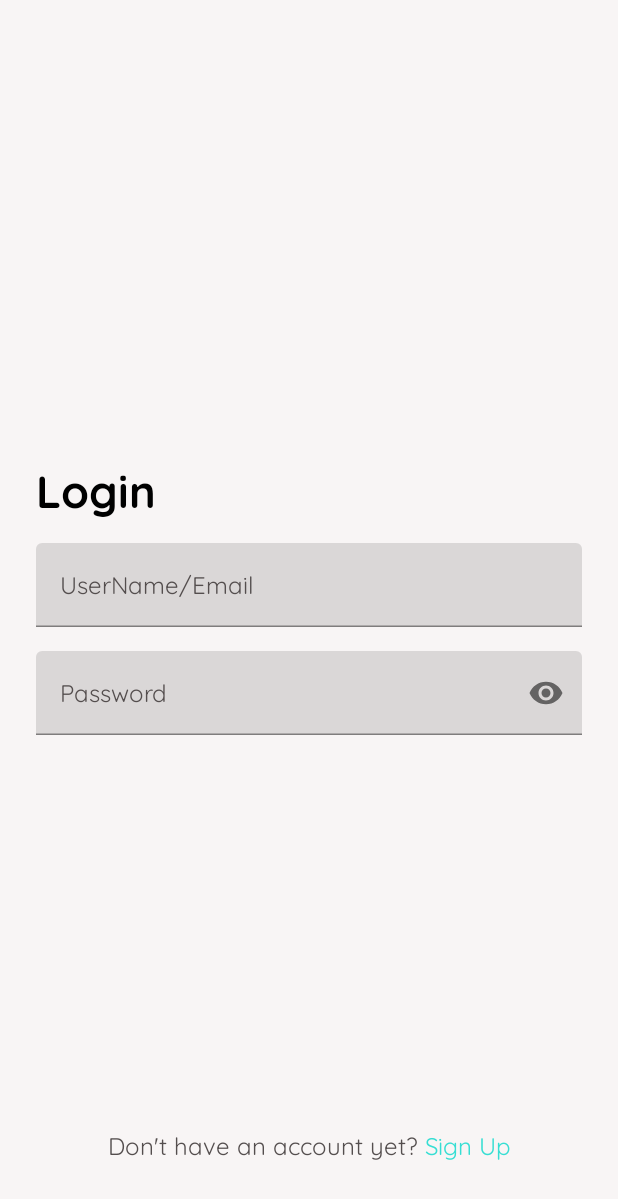
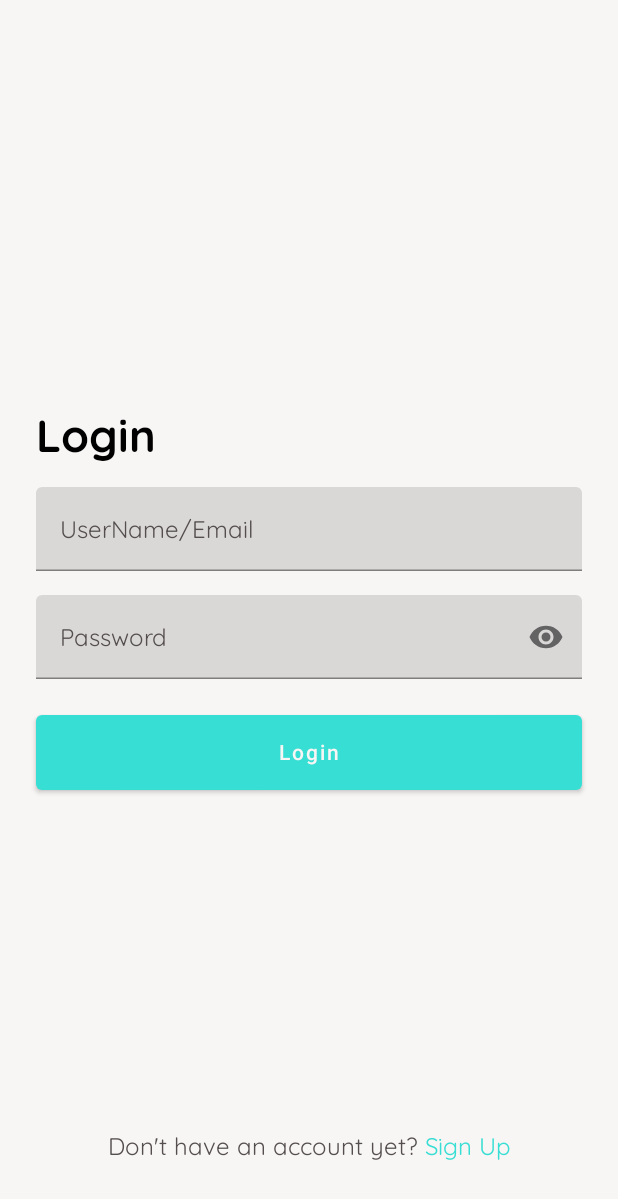
Before and after one commit to Abhijith-ug/SocialNetworkApp, an Android app built with Jetpack Compose: the screen it shows after launch (MainActivity), on a phone screen of 412 x 824 dp. Shown: the top 1199 px of the screen. Run offline under Robolectric (Android 15) with nearby library versions, the phone set to English and light mode, and no system bars; our stand-ins replace Dagger/Hilt's generated code.

Commit message:
Implemented Login Screen UI

```diff
--- a/app/src/main/java/com/abhijith/socialnetworkapp/presentation/components/StandardTextField.kt
+++ b/app/src/main/java/com/abhijith/socialnetworkapp/presentation/components/StandardTextField.kt
@@ -1,5 +1,6 @@
 package com.abhijith.socialnetworkapp.presentation.components
 
+import androidx.compose.foundation.layout.Column
 import androidx.compose.foundation.layout.fillMaxWidth
 import androidx.compose.foundation.text.KeyboardOptions
 import androidx.compose.material.*
@@ -17,32 +18,36 @@ import androidx.compose.ui.res.stringResource
 import androidx.compose.ui.text.input.KeyboardType
 import androidx.compose.ui.text.input.PasswordVisualTransformation
 import androidx.compose.ui.text.input.VisualTransformation
+import androidx.compose.ui.text.style.TextAlign
 
 @Composable
 fun StandardTextField(
+    modifier: Modifier =Modifier,
     text: String,
     hint: String,
+    maxLenth:Int = 40,
+    error: String = "",
+    keyboardType: KeyboardType = KeyboardType.Text,
+    showPasswordToggle:Boolean = false,
+    onPasswordToggleClick: (Boolean) -> Unit = {},
     onValueChange: (String) -> Unit,
-    isError: Boolean = false,
-    keyboardType: KeyboardType = KeyboardType.Text
-
     ) {
     var isPasswordToggleDisplayed by remember {
         mutableStateOf(keyboardType == KeyboardType.Password)
     }
-    var isPasswordVisible by remember {
-        mutableStateOf(false)
-    }
+    Column(modifier = Modifier.fillMaxWidth()) {
 
         TextField(
             value = text,
-        onValueChange = onValueChange,
+            onValueChange ={if(it.length<maxLenth){
+                onValueChange(it)
+            } } ,
             placeholder = {
                 Text(text = hint, style = MaterialTheme.typography.body1)
             },
-        isError = isError,
+            isError = error!="",
             keyboardOptions = KeyboardOptions(keyboardType = keyboardType),
-        visualTransformation = if (!isPasswordVisible&&isPasswordToggleDisplayed){
+            visualTransformation = if (!showPasswordToggle&&isPasswordToggleDisplayed){
                 PasswordVisualTransformation()
             }
             else{
@@ -52,13 +57,13 @@ fun StandardTextField(
             singleLine = true,
             trailingIcon = {
                 if (isPasswordToggleDisplayed) {
-                IconButton(onClick = { isPasswordVisible = !isPasswordVisible }) {
+                    IconButton(onClick = {onPasswordToggleClick(showPasswordToggle)}) {
                         Icon(
-                        imageVector = if (isPasswordVisible) {
+                            imageVector = if (showPasswordToggle) {
                                 Icons.Filled.VisibilityOff
                             } else {
                                 Icons.Filled.Visibility
-                        }, contentDescription = if (isPasswordVisible){
+                            }, contentDescription = if (showPasswordToggle){
                                 stringResource(id = R.string.password_visible_content_description)
                             }
                             else{
@@ -70,5 +75,16 @@ fun StandardTextField(
                 }
             }
         )
+        if (error.isNotEmpty()){
+            Text(text = error,
+            style = MaterialTheme.typography.body2
+            , color = MaterialTheme.colors.error,
+            textAlign = TextAlign.Center,
+            modifier = Modifier.fillMaxWidth())
+        }
 
     }
+
+
+
+}
--- a/app/src/main/java/com/abhijith/socialnetworkapp/presentation/login/LoginScreen.kt
+++ b/app/src/main/java/com/abhijith/socialnetworkapp/presentation/login/LoginScreen.kt
@@ -1,12 +1,12 @@
 package com.abhijith.socialnetworkapp.presentation.login
 
 import androidx.compose.foundation.layout.*
+import androidx.compose.material.Button
 import androidx.compose.material.MaterialTheme
 import androidx.compose.material.Text
 import androidx.compose.runtime.Composable
 import androidx.compose.ui.Alignment
 import androidx.compose.ui.Modifier
-import androidx.compose.ui.graphics.Color
 import androidx.compose.ui.res.stringResource
 import androidx.compose.ui.text.SpanStyle
 import androidx.compose.ui.text.buildAnnotatedString
@@ -19,7 +19,6 @@ import androidx.navigation.NavController
 import com.abhijith.socialnetworkapp.presentation.components.StandardTextField
 import com.abhijith.socialnetworkapp.presentation.ui.theme.SpaceLarge
 import com.abhijith.socialnetworkapp.presentation.ui.theme.SpaceMedium
-import com.abhijith.socialnetworkapp.presentation.ui.theme.SpaceSmall
 
 
 @Composable
@@ -27,10 +26,14 @@ fun LoginScreen(
     navController: NavController,
     viewModel: LoginViewModel = hiltViewModel()
 ) {
-    Box(modifier = Modifier
-        .fillMaxSize()
-        .padding(start = SpaceLarge, end = SpaceLarge,
-        top = SpaceLarge, bottom = 50.dp)) {
+    Box(
+        modifier = Modifier
+            .fillMaxSize()
+            .padding(
+                start = SpaceLarge, end = SpaceLarge,
+                top = SpaceLarge, bottom = 50.dp
+            )
+    ) {
         Column(
             modifier = Modifier
                 .fillMaxSize()
@@ -48,16 +51,29 @@ fun LoginScreen(
                 hint = stringResource(id = R.string.usernamehint),
                 onValueChange = {
                     viewModel.setUserNameText(it)
-                })
+                }, error = viewModel.usernameError.value
+            )
             Spacer(modifier = Modifier.height(SpaceMedium))
             StandardTextField(
                 text = viewModel.passwordText.value,
                 hint = stringResource(id = R.string.passwordhint),
                 onValueChange = {
                     viewModel.setPasswordText(it)
-                }, keyboardType = KeyboardType.Password
+                }, keyboardType = KeyboardType.Password,
+                showPasswordToggle = viewModel.showPassword.value,
+                onPasswordToggleClick = {
+                    viewModel.setShowPassword(it)
+                }, error = viewModel.passwordError.value
             )
+            Spacer(modifier = Modifier.height(SpaceLarge))
+            Button(onClick = { }, modifier = Modifier
+                .align(Alignment.CenterHorizontally)
+                .fillMaxWidth().height(50.dp)
+            ) {
+                Text(text = stringResource(id = R.string.login)
+                , color = MaterialTheme.colors.onPrimary)
 
+            }
 
         }
         Text(
--- a/app/src/main/java/com/abhijith/socialnetworkapp/presentation/login/LoginViewModel.kt
+++ b/app/src/main/java/com/abhijith/socialnetworkapp/presentation/login/LoginViewModel.kt
@@ -15,6 +15,14 @@ class LoginViewModel @Inject constructor(): ViewModel() {
     private val _passwordText = mutableStateOf("")
     val passwordText : State<String> = _passwordText
 
+    private val _showPassword = mutableStateOf(false)
+    val showPassword:State<Boolean> = _showPassword
+
+    private val _usernameError = mutableStateOf("")
+    val usernameError:State<String> = _usernameError
+
+    private val _passwordError = mutableStateOf("")
+    val passwordError:State<String> = _passwordError
 
     fun setUserNameText(username:String){
         _usernameText.value = username
@@ -24,4 +32,17 @@ class LoginViewModel @Inject constructor(): ViewModel() {
         _passwordText.value = password
     }
 
+    fun setIsUsernameError(error:String){
+        _usernameError.value = error
+    }
+    fun setIsPasswordError(error:String){
+        _passwordError.value = error
+    }
+
+    fun setShowPassword(showPassword:Boolean){
+        _showPassword.value = showPassword
+    }
+
+
+
 }
```
Also changed, not shown: app/src/main/java/com/abhijith/socialnetworkapp/presentation/register/RegisterScreen.kt (+78 -0 lines). Lines whose indentation alone changed are shown as unchanged.
